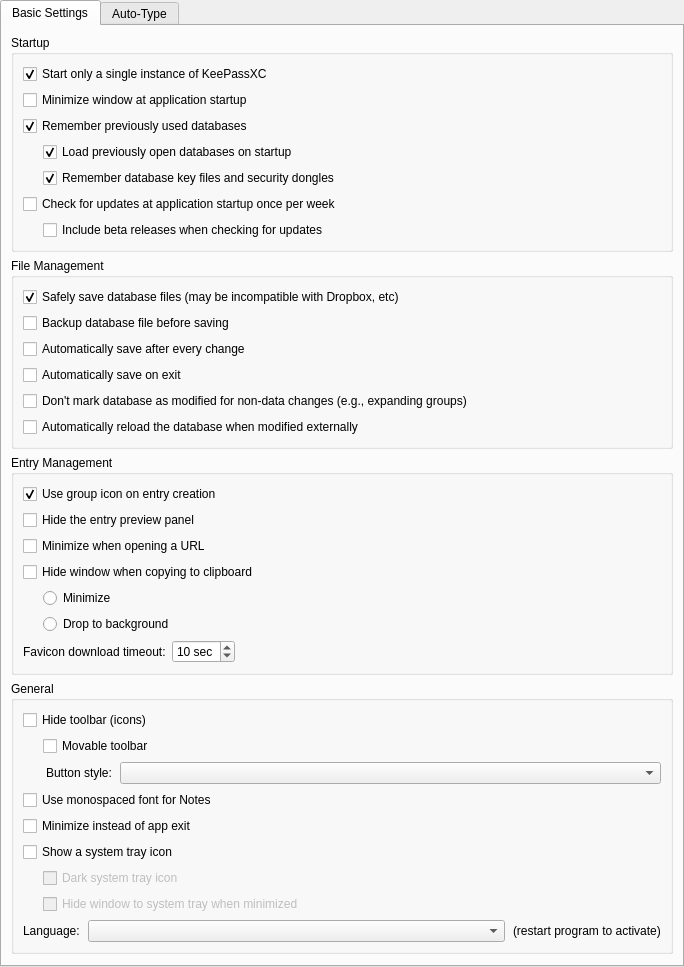
Qt form src/gui/ApplicationSettingsWidgetGeneral.ui (keepassxreboot/keepassxc) before a commit.
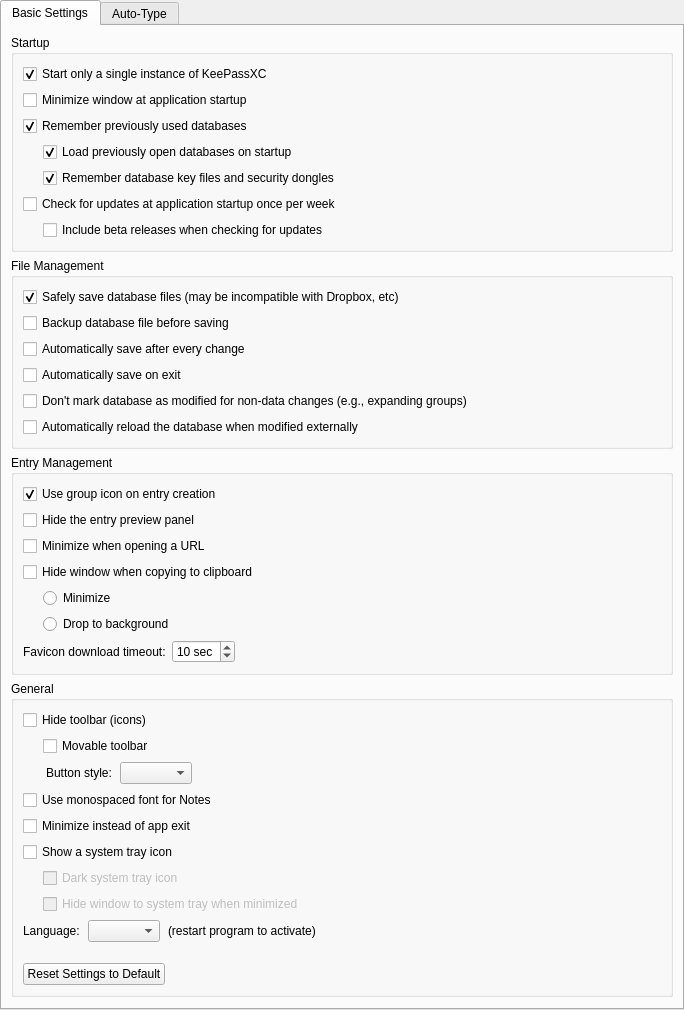
The same form after that commit. Custom widgets are drawn as their Qt base class.

```diff
--- a/src/gui/ApplicationSettingsWidgetGeneral.ui
+++ b/src/gui/ApplicationSettingsWidgetGeneral.ui
@@ -7,7 +7,7 @@
     <x>0</x>
     <y>0</y>
     <width>684</width>
-    <height>860</height>
+    <height>951</height>
    </rect>
   </property>
   <layout class="QVBoxLayout" name="verticalLayout_3">
@@ -437,7 +437,7 @@
            </layout>
           </item>
           <item>
-           <layout class="QHBoxLayout" name="toolButtonStyleLayout">
+           <layout class="QHBoxLayout" name="toolButtonStyleLayout" stretch="0,0,0,1">
             <property name="spacing">
              <number>0</number>
             </property>
@@ -487,8 +487,30 @@
                 <verstretch>0</verstretch>
                </sizepolicy>
               </property>
+              <property name="focusPolicy">
+               <enum>Qt::StrongFocus</enum>
+              </property>
+              <property name="accessibleName">
+               <string>Toolbar button style</string>
+              </property>
+              <property name="sizeAdjustPolicy">
+               <enum>QComboBox::AdjustToContents</enum>
+              </property>
              </widget>
             </item>
+            <item>
+             <spacer name="horizontalSpacer_3">
+              <property name="orientation">
+               <enum>Qt::Horizontal</enum>
+              </property>
+              <property name="sizeHint" stdset="0">
+               <size>
+                <width>40</width>
+                <height>20</height>
+               </size>
+              </property>
+             </spacer>
+            </item>
            </layout>
           </item>
           <item>
@@ -609,7 +631,7 @@
            </widget>
           </item>
           <item>
-           <layout class="QHBoxLayout" name="languageLabelLayout_2">
+           <layout class="QHBoxLayout" name="languageLabelLayout_2" stretch="0,0,0,1">
             <property name="spacing">
              <number>8</number>
             </property>
@@ -643,6 +665,68 @@
               </property>
              </widget>
             </item>
+            <item>
+             <spacer name="spacer3">
+              <property name="orientation">
+               <enum>Qt::Horizontal</enum>
+              </property>
+              <property name="sizeHint" stdset="0">
+               <size>
+                <width>40</width>
+                <height>20</height>
+               </size>
+              </property>
+             </spacer>
+            </item>
+           </layout>
+          </item>
+          <item>
+           <spacer name="verticalSpacer">
+            <property name="orientation">
+             <enum>Qt::Vertical</enum>
+            </property>
+            <property name="sizeType">
+             <enum>QSizePolicy::Fixed</enum>
+            </property>
+            <property name="sizeHint" stdset="0">
+             <size>
+              <width>20</width>
+              <height>15</height>
+             </size>
+            </property>
+           </spacer>
+          </item>
+          <item>
+           <layout class="QHBoxLayout" name="resetSettingsSubLayout">
+            <property name="spacing">
+             <number>0</number>
+            </property>
+            <property name="sizeConstraint">
+             <enum>QLayout::SetMaximumSize</enum>
+            </property>
+            <item>
+             <widget class="QPushButton" name="resetSettingsButton">
+              <property name="text">
+               <string>Reset Settings to Default</string>
+              </property>
+             </widget>
+            </item>
+            <item>
+             <spacer name="spacer4">
+              <property name="orientation">
+               <enum>Qt::Horizontal</enum>
+              </property>
+              <property name="sizeType">
+               <enum>QSizePolicy::Expanding</enum>
+              </property>
+              <property name="sizeHint" stdset="0">
+               <size>
+                <width>50</width>
+                <height>20</height>
+               </size>
+              </property>
+             </spacer>
+            </item>
            </layout>
           </item>
          </layout>
```
Left out of the diff: 23 changed lines with no effect on the pictures.
